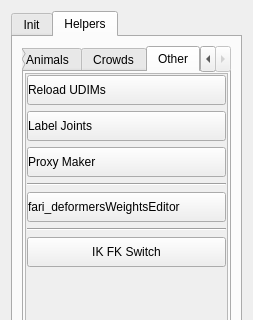
This is UI/Helpers/Helpers.ui in RenderDeMartes/Mutant_Tools as Qt 5 draws it before an edit; both pictures show x 0 to 253 and y 0 to 320 of the 253 by 845 pixel window. The edited form follows.
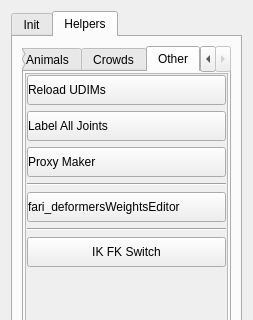
This is the edited form. The open tabs and pages were chosen to show the change.

Patch:
```diff
--- a/UI/Helpers/Helpers.ui
+++ b/UI/Helpers/Helpers.ui
@@ -2376,7 +2376,7 @@
                     <string notr="true">text-align: left;</string>
                    </property>
                    <property name="text">
-                    <string>Label Joints</string>
+                                        <string>Label All Joints</string>
                    </property>
                   </widget>
                  </item>
```
